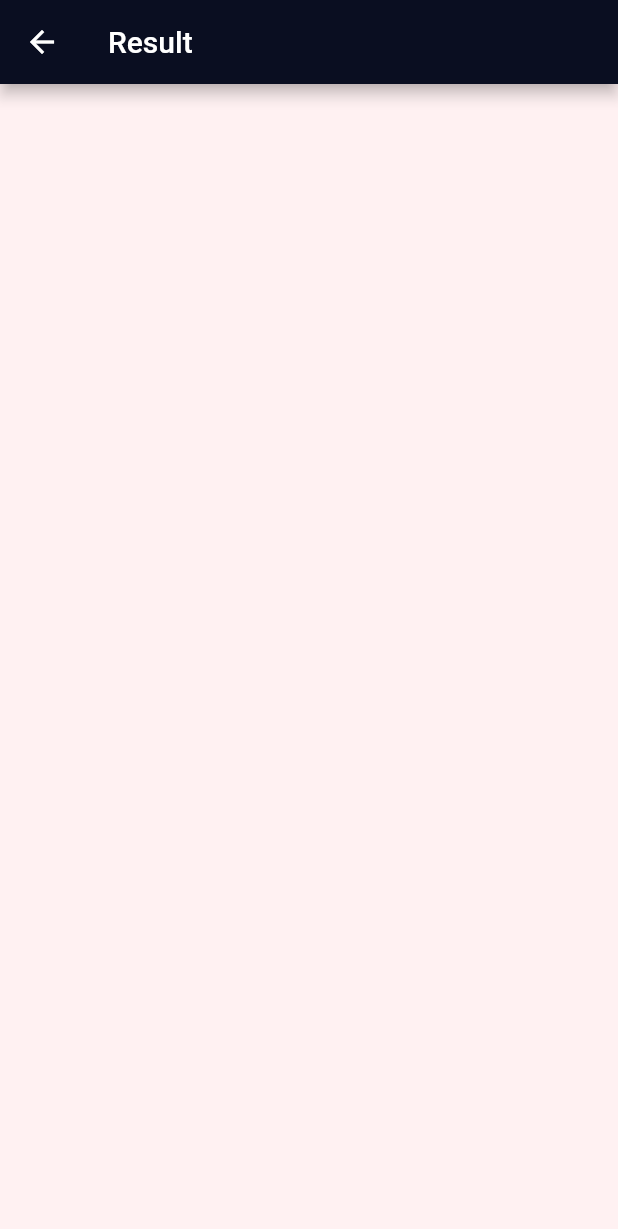
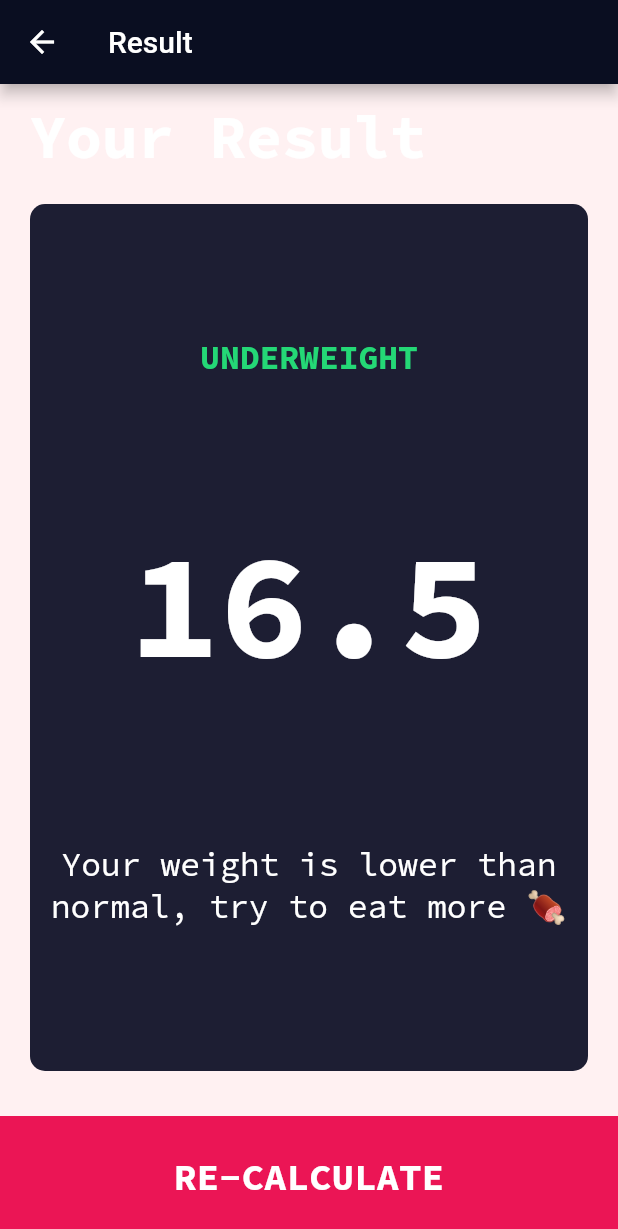
Before and after one commit to silverhairs/100daysOfFlutter, a Flutter app: the screen it shows after launch, after a tap on "CALCULATE", on a phone screen of 412 x 824 dp. Shown: the top 1229 px of the screen. Run offline on Flutter 3.47's test engine with Material 2 defaults, Android fonts, the phone set to English and light mode, and no system bars; our stand-ins replace audioplayers, font_awesome_flutter, google_fonts, rflutter_alert.

Commit message:
app fully functional and designed

```diff
--- /dev/null
+++ b/bmi_calculator/lib/calculator.dart
@@ -0,0 +1,35 @@
+import 'dart:math';
+import 'package:flutter/foundation.dart';
+
+class Calculate {
+  final double weight;
+  final double height;
+  Calculate({@required this.height, @required this.weight});
+
+  double _bmi;
+
+  double calculator() {
+    _bmi = weight / pow(height / 100, 2);
+    return double.parse(_bmi.toStringAsFixed(1));
+  }
+
+  String getResult() {
+    if (_bmi >= 25) {
+      return 'OVERWEIGHT';
+    } else if (_bmi > 18.5) {
+      return 'NORMAL';
+    } else {
+      return 'UNDERWEIGHT';
+    }
+  }
+
+  String interpretation() {
+    if (_bmi >= 25) {
+      return 'You have a higher than normal body weight, try to exercise more ';
+    } else if (_bmi > 18.5) {
+      return 'Your weight is normal, 😉️';
+    } else {
+      return 'Your weight is lower than normal, try to eat more 🍖️';
+    }
+  }
+}
--- /dev/null
+++ b/bmi_calculator/lib/components/calculate_banner.dart
@@ -0,0 +1,31 @@
+import 'package:flutter/material.dart';
+import 'package:google_fonts/google_fonts.dart';
+
+import '../constants.dart';
+
+class CalculateBanner extends StatelessWidget {
+  final Function onPress;
+  final String text;
+  CalculateBanner({@required this.text, @required this.onPress});
+
+  @override
+  Widget build(BuildContext context) {
+    return GestureDetector(
+      child: Container(
+        color: kBottomContainerColor,
+        margin: EdgeInsets.only(top: 10.0),
+        width: double.infinity,
+        height: kBottomContainerHeight,
+        child: Center(
+          child: Text(
+            this.text,
+            style: GoogleFonts.sourceCodePro(
+              textStyle: kBottomLabel,
+            ),
+          ),
+        ),
+      ),
+      onTap: this.onPress,
+    );
+  }
+}
--- a/bmi_calculator/lib/icon_content.dart
+++ b/bmi_calculator/lib/components/icon_content.dart
@@ -1,7 +1,7 @@
 import 'package:flutter/material.dart';
 import 'package:google_fonts/google_fonts.dart';
 
-import './constants.dart';
+import '../constants.dart';
 
 class IconContent extends StatelessWidget {
   final IconData icon;
--- a/bmi_calculator/lib/constants.dart
+++ b/bmi_calculator/lib/constants.dart
@@ -1,15 +1,11 @@
 import 'package:flutter/material.dart';
-import 'package:google_fonts/google_fonts.dart';
 
 const double kBottomContainerHeight = 80.0;
 const Color kActiveColor = Color(0xFF1D1E33);
 const Color kInactiveColor = Color(0xFF111328);
 const Color kBottomContainerColor = Color(0xFFEB1555);
-const TextStyle kBottomLabel = TextStyle(
-  fontSize: 22.0,
-  color: Colors.white,
-  fontWeight: FontWeight.bold
-);
+const TextStyle kBottomLabel =
+    TextStyle(fontSize: 25.0, color: Colors.white, fontWeight: FontWeight.bold);
 
 const TextStyle kLabelTextStyle = TextStyle(
   fontSize: 18.0,
@@ -20,3 +16,26 @@ const TextStyle kNumbersTextStyle = TextStyle(
   fontSize: 50,
   fontWeight: FontWeight.w900,
 );
+
+const TextStyle kResultTextStyle = TextStyle(
+  fontWeight: FontWeight.bold,
+  fontSize: 40,
+  color: Colors.white,
+);
+
+const TextStyle kStatus = TextStyle(
+  fontSize: 22.0,
+  color: Color(0xFF24D876),
+  fontWeight: FontWeight.bold,
+);
+
+const TextStyle kResultNumber = TextStyle(
+  fontSize: 100,
+  fontWeight: FontWeight.bold,
+  color: Colors.white,
+);
+
+const TextStyle kAdvice = TextStyle(
+  fontSize: 22.0,
+  color: Colors.white,
+);
--- a/bmi_calculator/lib/main.dart
+++ b/bmi_calculator/lib/main.dart
@@ -1,6 +1,6 @@
 import 'package:flutter/material.dart';
 
-import './homepage.dart';
+import './screens/homepage.dart';
 
 void main() => runApp(BMICalculator());
 
--- a/bmi_calculator/lib/result/result.dart
+++ /dev/null
@@ -1,9 +0,0 @@
-import 'package:flutter/material.dart';
-class Result extends StatelessWidget {
-  @override
-  Widget build(BuildContext context) {
-    return Scaffold(
-      appBar: AppBar(title: Text('Result'),),
-    );
-  }
-}
--- a/bmi_calculator/lib/homepage.dart
+++ b/bmi_calculator/lib/screens/homepage.dart
@@ -2,11 +2,13 @@ import 'package:flutter/material.dart';
 import 'package:font_awesome_flutter/font_awesome_flutter.dart';
 import 'package:google_fonts/google_fonts.dart';
 
-import './icon_content.dart';
-import './layout_card.dart';
-import './constants.dart';
-import './round_icon_button.dart';
-import './result/result.dart';
+import '../components/icon_content.dart';
+import '../components/layout_card.dart';
+import '../constants.dart';
+import '../components/round_icon_button.dart';
+import './result.dart';
+import '../components/calculate_banner.dart';
+import '../calculator.dart';
 
 enum Gender { male, female }
 
@@ -20,8 +22,8 @@ class _HomepageState extends State<Homepage> {
   Color femaleCardColor = kActiveColor;
 
   Gender selectedGender;
-  double currentHeight = 165.0;
-  double currentWeight = 45.0;
+  double currentHeight = 165;
+  double currentWeight = 45;
   int currentAge = 14;
 
   @override
@@ -225,25 +227,21 @@ class _HomepageState extends State<Homepage> {
                 ],
               ),
             ),
-            GestureDetector(
-              child: Container(
-                color: kBottomContainerColor,
-                margin: EdgeInsets.only(top: 10.0),
-                width: double.infinity,
-                height: kBottomContainerHeight,
-                child: Center(
-                  child: Text(
-                    'CALCULATE',
-                    style: GoogleFonts.sourceCodePro(
-                      textStyle: kBottomLabel,
+            CalculateBanner(
+              text: 'CALCULATE',
+              onPress: () {
+                Calculate calculation =
+                    Calculate(height: currentHeight, weight: currentWeight);
+
+                Navigator.push(
+                  context,
+                  MaterialPageRoute(
+                    builder: (context) => Result(
+                      result: calculation.calculator(),
+                      resultText: calculation.getResult(),
+                      comment: calculation.interpretation(),
                     ),
                   ),
-                ),
-              ),
-              onTap: () {
-                Navigator.push(
-                  context,
-                  MaterialPageRoute(builder: (context) => Result()),
                 );
               },
             )
--- /dev/null
+++ b/bmi_calculator/lib/screens/result.dart
@@ -0,0 +1,86 @@
+import 'package:flutter/material.dart';
+import 'package:google_fonts/google_fonts.dart';
+
+import '../constants.dart';
+import '../components/calculate_banner.dart';
+
+class Result extends StatelessWidget {
+  final double result;
+  final String resultText;
+  final String comment;
+  Result({
+    @required this.result,
+    @required this.resultText,
+    @required this.comment,
+  });
+
+  @override
+  Widget build(BuildContext context) {
+    return Scaffold(
+      appBar: AppBar(
+        title: Text('Result'),
+      ),
+      body: SafeArea(
+        child: Column(
+          mainAxisAlignment: MainAxisAlignment.spaceEvenly,
+          children: <Widget>[
+            Container(
+              alignment: Alignment.bottomLeft,
+              margin: EdgeInsets.only(
+                top: 10,
+                left: 20,
+              ),
+              child: Text(
+                'Your Result',
+                style: GoogleFonts.sourceCodePro(textStyle: kResultTextStyle),
+              ),
+            ),
+            Expanded(
+              child: Container(
+                decoration: BoxDecoration(
+                  color: kActiveColor,
+                  borderRadius: BorderRadius.circular(10),
+                ),
+                margin: EdgeInsets.all(20),
+                child: Column(
+                  mainAxisAlignment: MainAxisAlignment.spaceEvenly,
+                  crossAxisAlignment: CrossAxisAlignment.stretch,
+                  children: <Widget>[
+                    Text(
+                      '$resultText',
+                      style: GoogleFonts.sourceCodePro(textStyle: kStatus),
+                      textAlign: TextAlign.center,
+                    ),
+                    Text(
+                      '$result',
+                      style: GoogleFonts.sourceCodePro(
+                        textStyle: kResultNumber,
+                      ),
+                      textAlign: TextAlign.center,
+                    ),
+                    Padding(
+                      padding: const EdgeInsets.all(8.0),
+                      child: Text(
+                        '$comment',
+                        style: GoogleFonts.sourceCodePro(
+                          textStyle: kAdvice,
+                        ),
+                        textAlign: TextAlign.center,
+                      ),
+                    )
+                  ],
+                ),
+              ),
+            ),
+            CalculateBanner(
+              text: 'RE-CALCULATE',
+              onPress: () {
+                Navigator.pop(context);
+              },
+            )
+          ],
+        ),
+      ),
+    );
+  }
+}
```
Also changed, not shown: bmi_calculator/lib/components/layout_card.dart (renamed from bmi_calculator/lib/layout_card.dart), bmi_calculator/lib/components/round_icon_button.dart (renamed from bmi_calculator/lib/round_icon_button.dart).
